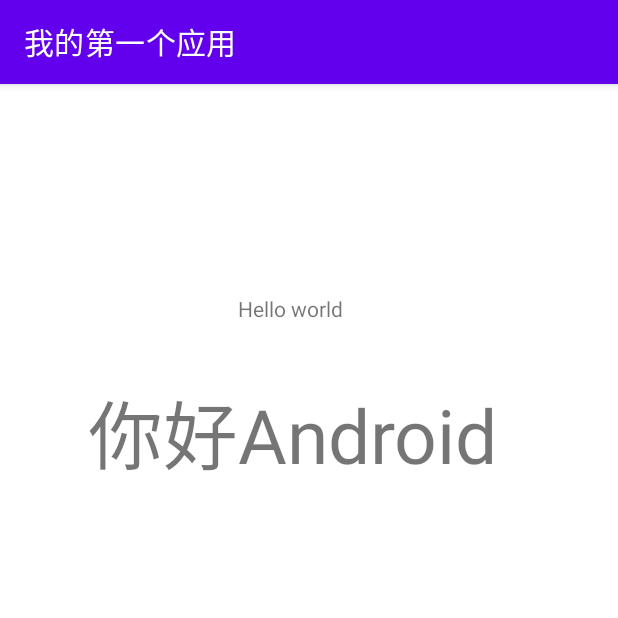
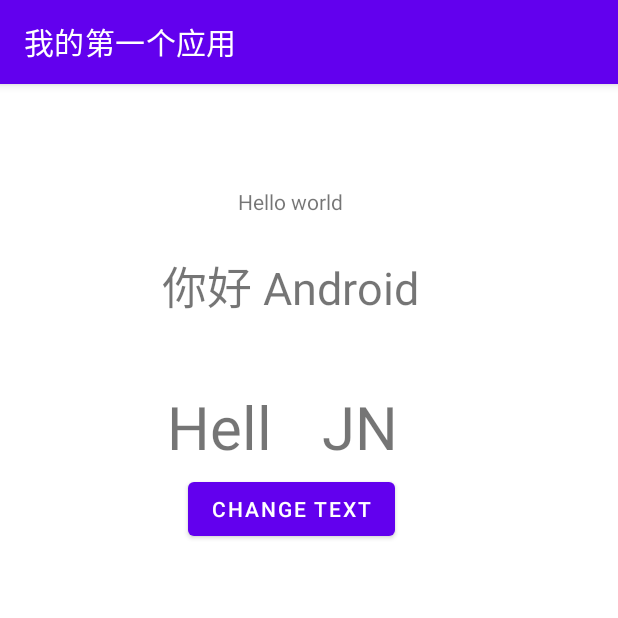
Before and after one commit to HwanWan/MyFirstApplication, an Android app: the screen it shows after launch (MainActivity), on a phone screen of 412 x 824 dp, the top half of it. Run offline under Robolectric (Android 15) with nearby library versions, the phone set to English and light mode, and no system bars.

Commit message:
控件的响应函数、提示消息控件（实验四）

```diff
--- a/app/src/main/java/com/jnu/student/MainActivity.java
+++ b/app/src/main/java/com/jnu/student/MainActivity.java
@@ -1,14 +1,20 @@
 package com.jnu.student;
 
+import androidx.appcompat.app.AlertDialog;
 import androidx.appcompat.app.AppCompatActivity;
 
+import android.content.DialogInterface;
 import android.graphics.Color;
 import android.graphics.drawable.Drawable;
 import android.os.Bundle;
+import android.util.Log;
+import android.view.View;
+import android.widget.Button;
 import android.widget.RelativeLayout;
 import android.widget.TextView;
+import android.widget.Toast;
 
-public class MainActivity extends AppCompatActivity {
+public class MainActivity extends AppCompatActivity implements View.OnClickListener {
 
     @Override
     protected void onCreate(Bundle savedInstanceState) {
@@ -51,13 +57,89 @@ public class MainActivity extends AppCompatActivity {
          * 【3】 获取贷源:getResources()
          */
         //获取字将串资源
-        String string = getResources().getText(R.string.app_name).toString();
+        String string = getResources().getText(R.string.app_name,"你好Android").toString();
         Drawable drawable = getResources().getDrawable(R.mipmap.ic_launcher);
         /**
          * 【4】根据id获取资源: findViewById(id名)
          */
         TextView text = findViewById(R.id.text_view_hello_world);
-        text.setText("你好Android");
-        text.setTextSize((float)50);
+        text.setTextSize((float)30);
+
+
+        /**
+         * 【5】设置button控件的响应事件: 设置点击事件的监听者setOnClickListener（）
+         * */
+        Button button = (Button)findViewById(R.id.button_change_text);
+        /**
+         * 【5.1】setOnClickListener()的形参为匿名类
+         * button.setOnClickListener(new View.OnClickListener() {
+         *     @Override
+         *     public void onClick(View view) {
+         *         MyOnClick(view);
+         *     }
+         * });
+         * */
+
+        /**
+         * 【5.2】创建View.OnClickListener对象，setOnClickListener()的形参为View.OnClickListener对象
+         * button.setOnClickListener(this);
+         * */
+        View.OnClickListener clickListener = new View.OnClickListener() {
+            @Override
+            public void onClick(View view) {
+                MyOnClick(view);
+            }
+        };
+        button.setOnClickListener(clickListener);
+        /**
+         * 【5.3】MainActivity类实现View.OnClickListener接口，setOnClickListener()的形参为当前MainActivity对象this
+         * */
+        button.setOnClickListener(this);
+
+
+    }
+    /**
+     * 【5.3】MainActivity类实现View.OnClickListener接口，setOnClickListener()的形参为当前MainActivity对象this
+     * */
+    @Override
+    public void onClick(View view) {
+        /**
+         * 【8】设置日志：Log.i/v/w/e()
+         * */
+        Log.i("MainActivity","开始执行button控件的onclick响应函数");
+        MyOnClick(view);
+        /**
+         * 【6】设置短暂提示消息：Toast.makeText().show()
+         * */
+        Toast.makeText(MainActivity.this,"交换了文本内容",Toast.LENGTH_LONG).show();
+        /**
+         * 【7】设置暂停式提示消息：AlertDialog.Builder.setXxx().create().show()
+         * */
+        new AlertDialog.Builder(MainActivity.this)
+                .setTitle("提示标题")
+                .setMessage("已交换文本内容")
+                .setPositiveButton("确定", new DialogInterface.OnClickListener() {
+                    public void onClick(DialogInterface dialog, int id) {
+                        // 在这里编写点击确定按钮后的逻辑
+                    }
+                })
+                .setNegativeButton("取消", new DialogInterface.OnClickListener() {
+                    public void onClick(DialogInterface dialog, int id) {
+                        // 在这里编写点击取消按钮后的逻辑
+                    }
+                })
+                .create().show();
+        Log.i("MainActivity","结束执行button控件的onclick响应函数");
+
+    }
+    /**
+     * 【5.4】在布局文件中将button控件绑定自定义函数
+     * */
+    public void MyOnClick(View view) {
+        TextView text_change_Hello = findViewById(R.id.text_change_Hello);
+         TextView text_change_JNU = findViewById(R.id.text_change_JNU);
+         CharSequence textHello = text_change_Hello.getText();
+         text_change_Hello.setText(text_change_JNU.getText());
+         text_change_JNU.setText(textHello);
     }
 }
--- a/app/src/main/res/layout/activity_main.xml
+++ b/app/src/main/res/layout/activity_main.xml
@@ -22,27 +22,68 @@
         android:text="@string/middle_contenet"
         app:layout_constraintBottom_toBottomOf="parent"
         app:layout_constraintEnd_toEndOf="parent"
-        app:layout_constraintHorizontal_bias="0.463"
+        app:layout_constraintHorizontal_bias="0.464"
         app:layout_constraintStart_toStartOf="parent"
         app:layout_constraintTop_toTopOf="parent"
-        app:layout_constraintVertical_bias="0.187" />
+        app:layout_constraintVertical_bias="0.092" />
+
+    <TextView
+        android:id="@+id/text_view_hello_world"
+        android:layout_width="wrap_content"
+        android:layout_height="wrap_content"
+        android:layout_marginTop="24dp"
+        android:layout_weight="1"
+        android:text="@string/text_view_hello_world"
+        app:layout_constraintEnd_toEndOf="parent"
+        app:layout_constraintHorizontal_bias="0.448"
+        app:layout_constraintStart_toStartOf="parent"
+        app:layout_constraintTop_toBottomOf="@+id/textHello_World" />
 
     <LinearLayout
-        android:layout_width="295dp"
-        android:layout_height="109dp"
-        android:layout_marginTop="36dp"
+        android:id="@+id/linearLayout2"
+        android:layout_width="164dp"
+        android:layout_height="50dp"
+        android:layout_marginTop="44dp"
         android:orientation="horizontal"
         app:layout_constraintEnd_toEndOf="parent"
+        app:layout_constraintHorizontal_bias="0.449"
         app:layout_constraintStart_toStartOf="parent"
-        app:layout_constraintTop_toBottomOf="@+id/textHello_World">
+        app:layout_constraintTop_toBottomOf="@+id/text_view_hello_world">
 
         <TextView
-            android:id="@+id/text_view_hello_world"
+            android:id="@+id/text_change_Hello"
             android:layout_width="wrap_content"
             android:layout_height="wrap_content"
             android:layout_weight="1"
-            android:text="@string/text_view_hello_world" />
+            android:rotationX="0"
+            android:text="@string/text_change_Hello"
+            android:textSize="60px" />
+
+        <TextView
+            android:id="@+id/textView6"
+            android:layout_width="41dp"
+            android:layout_height="wrap_content"
+            android:layout_weight="1" />
+
+        <TextView
+            android:id="@+id/text_change_JNU"
+            android:layout_width="wrap_content"
+            android:layout_height="wrap_content"
+            android:layout_weight="1"
+            android:text="@string/text_change_JNU"
+            android:textSize="60px" />
     </LinearLayout>
+
+    <Button
+        android:id="@+id/button_change_text"
+        android:layout_width="wrap_content"
+        android:layout_height="wrap_content"
+        android:layout_marginTop="8dp"
+        android:text="@string/button_change_text"
+        app:layout_constraintEnd_toEndOf="parent"
+        app:layout_constraintHorizontal_bias="0.457"
+        app:layout_constraintStart_toStartOf="parent"
+        app:layout_constraintTop_toBottomOf="@+id/linearLayout2" />
 
 
 </androidx.constraintlayout.widget.ConstraintLayout>
--- a/app/src/main/res/values/strings.xml
+++ b/app/src/main/res/values/strings.xml
@@ -7,5 +7,8 @@
     <string name="buttonFirst">点击我~</string>
     <string name="buttonSecond">点击我~~</string>
     <string name="buttonThird">点击我~~~</string>
-    <string name="text_view_hello_world">TextView</string>
+    <string name="text_view_hello_world">你好 Android</string>
+    <string name="text_change_Hello">Hello</string>
+    <string name="text_change_JNU">JNU</string>
+    <string name="button_change_text">change text</string>
 </resources>
```
